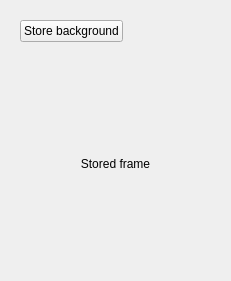
This is Modules/modulebackgroundsettings.ui in mcharmas/TouchTracer as Qt 5 draws it before an edit. The edited form follows.
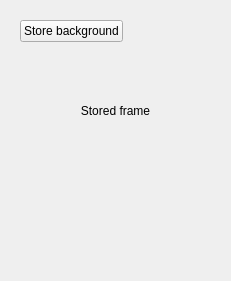
This is the edited form.

Commit message: fixed GUI and GLVideo problems

What changed in the file:
```diff
--- a/Modules/modulebackgroundsettings.ui
+++ b/Modules/modulebackgroundsettings.ui
@@ -54,6 +54,12 @@
    </item>
    <item>
     <widget class="QLabel" name="frameLabel">
+     <property name="sizePolicy">
+      <sizepolicy hsizetype="Minimum" vsizetype="MinimumExpanding">
+       <horstretch>0</horstretch>
+       <verstretch>0</verstretch>
+      </sizepolicy>
+     </property>
      <property name="text">
       <string>Stored frame</string>
      </property>
@@ -62,6 +68,19 @@
      </property>
     </widget>
    </item>
+   <item>
+    <spacer name="verticalSpacer">
+     <property name="orientation">
+      <enum>Qt::Vertical</enum>
+     </property>
+     <property name="sizeHint" stdset="0">
+      <size>
+       <width>20</width>
+       <height>40</height>
+      </size>
+     </property>
+    </spacer>
+   </item>
   </layout>
  </widget>
  <resources/>
```
Left out of the diff: 3 changed lines with no effect on the pictures. The commit also changes 7 other files.
